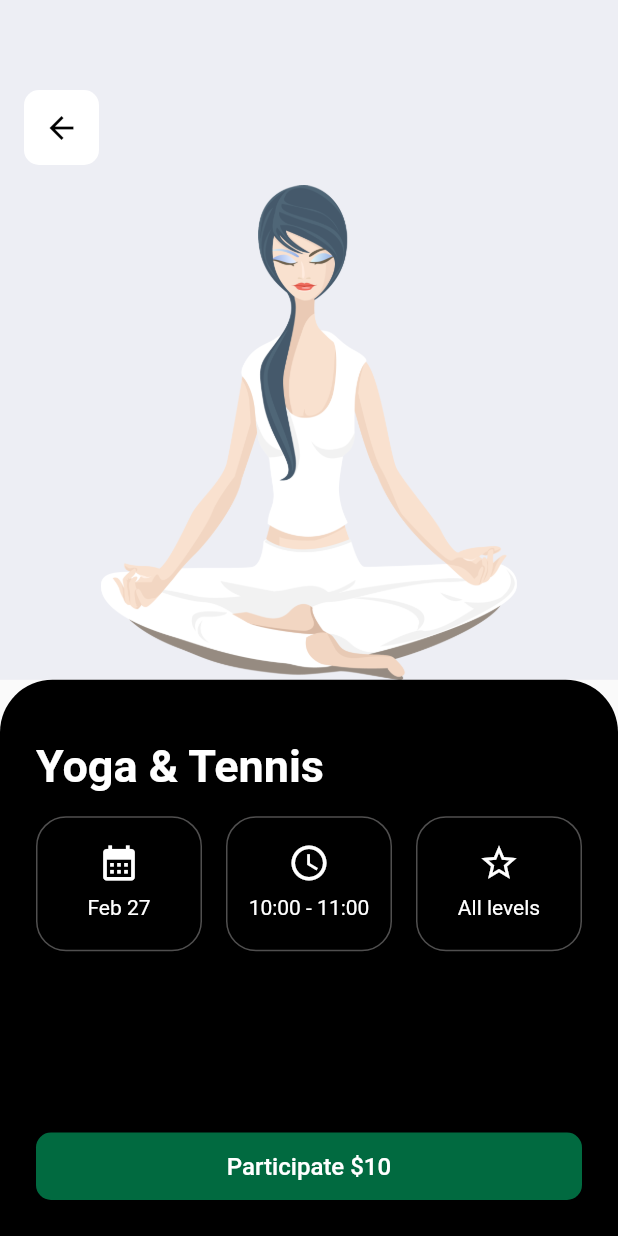
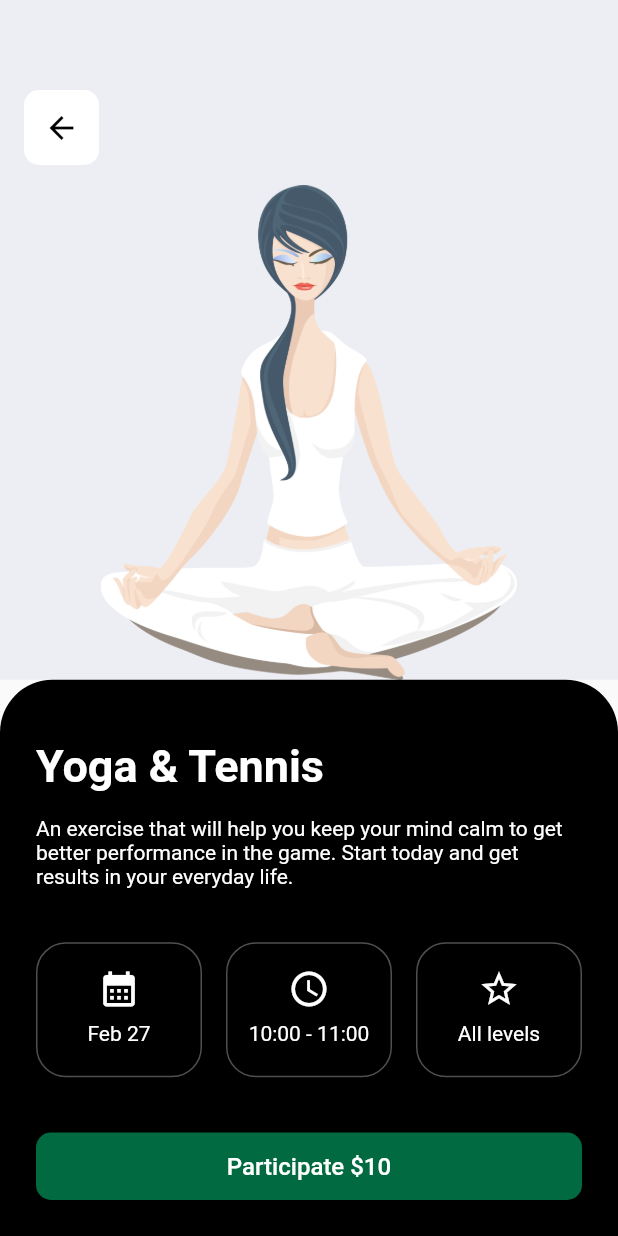
Before and after one commit to hendriksonpetzold/tennis_club_app, a Flutter app: the HomePage screen opened by its route, after a tap on "Yoga & Tennis", on a phone screen of 412 x 824 dp. Run offline on Flutter 3.47's test engine with Material 2 defaults, Android fonts, the phone set to English and light mode, and no system bars; our stand-ins replace carousel_slider, get.

Commit message:
feat: detail_overview

```diff
--- a/lib/models/train_event_model.dart
+++ b/lib/models/train_event_model.dart
@@ -7,6 +7,7 @@ class TrainEventModel {
   String level;
   int price;
   String detailImage;
+  String overview;
   TrainEventModel({
     required this.trainName,
     required this.date,
@@ -16,5 +17,6 @@ class TrainEventModel {
     required this.level,
     required this.price,
     required this.detailImage,
+    required this.overview,
   });
 }
--- a/lib/pages/home/components/home_train_event_card_list_view.dart
+++ b/lib/pages/home/components/home_train_event_card_list_view.dart
@@ -25,6 +25,7 @@ class HomeTrainEventCardListView extends GetView<HomeController> {
                   'price': list.price,
                   'train_name': list.trainName,
                   'detail_image': list.detailImage,
+                  'overview': list.overview,
                 },
               );
             },
--- a/lib/pages/home/home_controller.dart
+++ b/lib/pages/home/home_controller.dart
@@ -29,6 +29,8 @@ class HomeController extends GetxController {
       price: 10,
       level: 'All levels',
       detailImage: AppImages.yoga,
+      overview:
+          'An exercise that will help you keep your mind calm to get better performance in the game. Start today and get results in your everyday life.',
     ),
     TrainEventModel(
       trainName: 'Beginner Bootcamp',
@@ -39,6 +41,8 @@ class HomeController extends GetxController {
       price: 15,
       level: 'All levels',
       detailImage: AppImages.beginnerLeague,
+      overview:
+          'Start playing tennis with the best coaches and your performance will be better every day, it\'s 3 hours a day of intense training and a lot of knowledge about the sport.',
     ),
     TrainEventModel(
       trainName: 'Men\'s league',
@@ -49,6 +53,8 @@ class HomeController extends GetxController {
       price: 30,
       level: 'All levels',
       detailImage: AppImages.mensLeague,
+      overview:
+          'Take part in a 2-hour session where you can expect plenty of rallying followed by competitive point play team singless style. ',
     ),
   ];
 }
--- a/lib/pages/train_event_detail/train_event_detail_controller.dart
+++ b/lib/pages/train_event_detail/train_event_detail_controller.dart
@@ -8,4 +8,5 @@ class TrainEventDetailController extends GetxController {
   int price = Get.arguments['price'];
   String trainName = Get.arguments['train_name'];
   String detailImage = Get.arguments['detail_image'];
+  String overview = Get.arguments['overview'];
 }
--- a/lib/pages/train_event_detail/train_event_detail_page.dart
+++ b/lib/pages/train_event_detail/train_event_detail_page.dart
@@ -81,14 +81,24 @@ class TrainEventDetailPage extends StatelessWidget {
                   const SizedBox(
                     height: 16,
                   ),
+                  SizedBox(
+                    height: 60,
+                    width: double.infinity,
+                    child: Text(
+                      controller.overview,
+                      style: const TextStyle(
+                        color: Colors.white,
+                      ),
+                    ),
+                  ),
+                  const SizedBox(
+                    height: 24,
+                  ),
                   TrainEventDetailCustomBoxInformation(
                     date: controller.date,
                     startTime: controller.startTime,
                     endTime: controller.endTime,
                     level: controller.level,
-                  ),
-                  const SizedBox(
-                    height: 24,
                   ),
                   Expanded(child: Container()),
                   TrainEventDetailButton(
```
